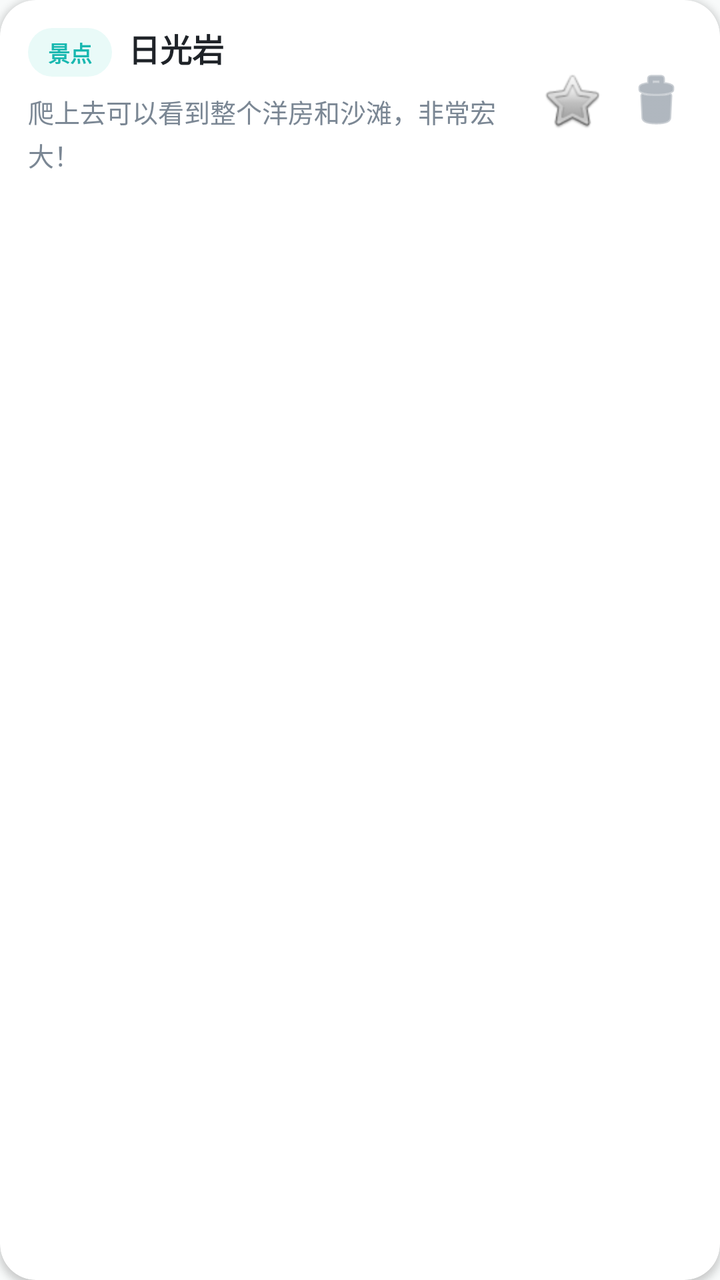
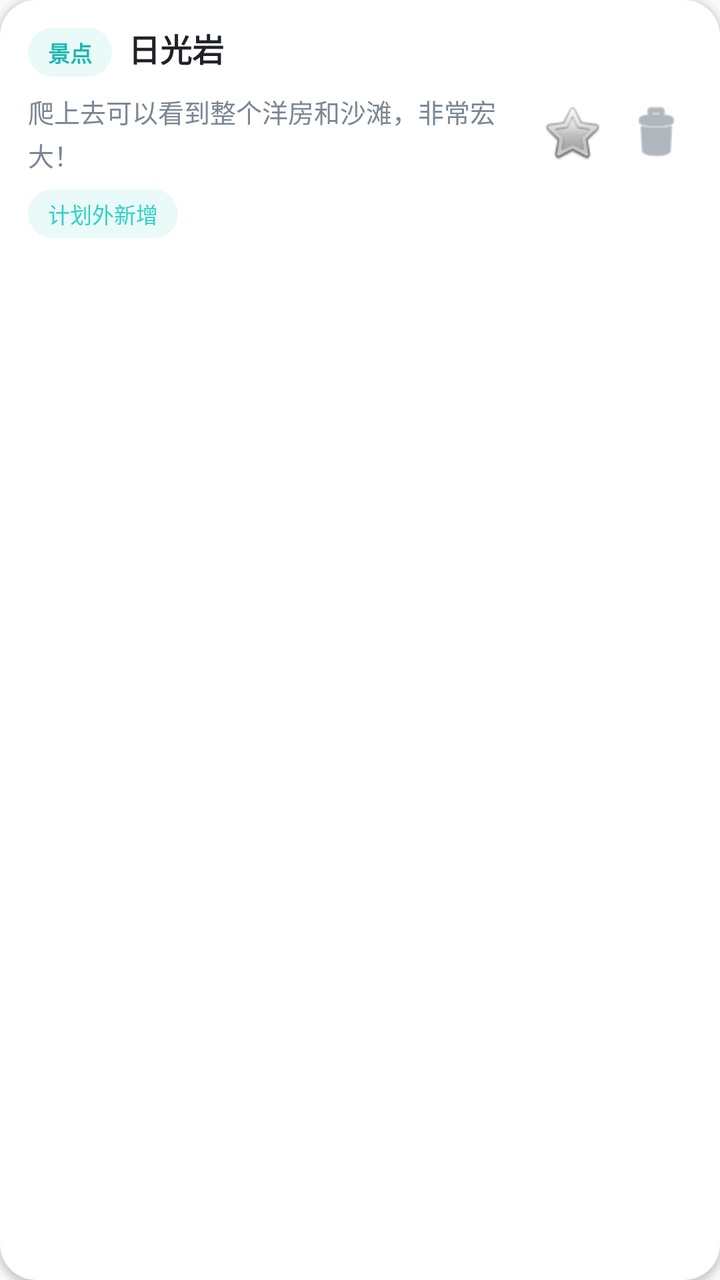

An Android layout rendered at two revisions. The XML below is the earlier revision; the diff shows what the commit changed to produce the second picture.
<!-- AndroidManifest.xml: application theme Theme.TravelMemory -->
<!-- res/layout/item_spot.xml -->
<?xml version="1.0" encoding="utf-8"?>
<androidx.cardview.widget.CardView xmlns:android="http://schemas.android.com/apk/res/android"
    xmlns:app="http://schemas.android.com/apk/res-auto"
    android:layout_width="match_parent"
    android:layout_height="wrap_content"
    android:layout_marginHorizontal="8dp"
    android:layout_marginVertical="7dp"
    app:cardCornerRadius="18dp"
    app:cardElevation="2dp"
    app:cardBackgroundColor="@color/white">

    <RelativeLayout
        android:layout_width="match_parent"
        android:layout_height="wrap_content"
        android:foreground="?android:attr/selectableItemBackground"
        android:padding="14dp">

        <TextView
            android:id="@+id/tv_spot_type_tag"
            android:layout_width="wrap_content"
            android:layout_height="wrap_content"
            android:text="景点"
            android:textSize="11sp"
            android:textColor="@color/primary_dark"
            android:textStyle="bold"
            android:background="@drawable/tag_primary"
            android:paddingHorizontal="10dp"
            android:paddingVertical="4dp"
            android:layout_alignParentStart="true"
            android:layout_alignParentTop="true" />

        <TextView
            android:id="@+id/tv_spot_name"
            android:layout_width="wrap_content"
            android:layout_height="wrap_content"
            android:text="日光岩"
            android:textSize="16sp"
            android:textStyle="bold"
            android:textColor="@color/text_primary"
            android:layout_toEndOf="@id/tv_spot_type_tag"
            android:layout_marginStart="8dp"
            android:layout_alignBaseline="@id/tv_spot_type_tag" />

        
        <ImageButton
            android:id="@+id/btn_spot_toggle_favorite"
            android:layout_width="36dp"
            android:layout_height="36dp"
            android:background="?android:attr/selectableItemBackgroundBorderless"
            android:src="@android:drawable/btn_star_big_off"
            android:layout_toStartOf="@+id/btn_delete_spot"
            android:layout_centerVertical="true"
            android:layout_marginEnd="6dp"
            android:contentDescription="Toggle Favorite" />

        
        <ImageButton
            android:id="@+id/btn_delete_spot"
            android:layout_width="36dp"
            android:layout_height="36dp"
            android:background="?android:attr/selectableItemBackgroundBorderless"
            android:src="@android:drawable/ic_menu_delete"
            app:tint="@color/text_secondary"
            android:layout_alignParentEnd="true"
            android:layout_centerVertical="true"
            android:contentDescription="删除" />

        
        <TextView
            android:id="@+id/tv_spot_note"
            android:layout_width="match_parent"
            android:layout_height="wrap_content"
            android:text="爬上去可以看到整个洋房和沙滩，非常宏大！"
            android:textSize="13sp"
            android:textColor="@color/text_secondary"
            android:lineSpacingExtra="3dp"
            android:layout_below="@id/tv_spot_type_tag"
            android:layout_marginTop="8dp"
            android:layout_toStartOf="@id/btn_spot_toggle_favorite"
            android:layout_marginEnd="12dp" />

    </RelativeLayout>

</androidx.cardview.widget.CardView>
<!-- resources referenced by this layout -->
<resources>
  <color name="primary_dark">#18B8B0</color>
  <color name="text_primary">#1F2328</color>
  <color name="text_secondary">#7B8794</color>
  <color name="white">#FFFFFF</color>
  <!-- drawable tag_primary (drawable) -->
  <?xml version="1.0" encoding="utf-8"?>
  <shape xmlns:android="http://schemas.android.com/apk/res/android">
      <solid android:color="@color/primary_light" />
      <corners android:radius="14dp" />
  </shape>
  <style name="Theme.TravelMemory" parent="Theme.MaterialComponents.Light.NoActionBar">
          
          <item name="colorPrimary">@color/primary</item>
          <item name="colorPrimaryDark">@color/primary_dark</item>
          <item name="colorAccent">@color/accent</item>
  
          
          <item name="android:windowBackground">@color/bg_light</item>
          <item name="android:statusBarColor">@color/primary_dark</item>
      </style>
  <color name="primary_light">#E9FAF8</color>
  <color name="primary">#35D0C5</color>
  <color name="accent">#FF7B61</color>
  <color name="bg_light">#F8FAFA</color>
</resources>

<!-- the commit's change to res/layout/item_spot.xml (unified diff, before → after) -->
@@ -79,6 +79,19 @@
             android:layout_toStartOf="@id/btn_spot_toggle_favorite"
             android:layout_marginEnd="12dp" />
 
+        <TextView
+            android:id="@+id/tv_spot_source"
+            android:layout_width="wrap_content"
+            android:layout_height="wrap_content"
+            android:layout_below="@id/tv_spot_note"
+            android:layout_marginTop="8dp"
+            android:background="@drawable/card_rounded_primary_light"
+            android:paddingHorizontal="10dp"
+            android:paddingVertical="4dp"
+            android:text="计划外新增"
+            android:textColor="@color/primary"
+            android:textSize="11sp" />
+
     </RelativeLayout>
 
 </androidx.cardview.widget.CardView>
<!-- resource entries referenced after the edit -->
@@ -4,6 +4,13 @@
   <color name="text_primary">#1F2328</color>
   <color name="text_secondary">#7B8794</color>
   <color name="white">#FFFFFF</color>
+  <!-- drawable card_rounded_primary_light (drawable) -->
+  <?xml version="1.0" encoding="utf-8"?>
+  <shape xmlns:android="http://schemas.android.com/apk/res/android"
+      android:shape="rectangle">
+      <solid android:color="@color/primary_light" />
+      <corners android:radius="20dp" />
+  </shape>
   <!-- drawable tag_primary (drawable) -->
   <?xml version="1.0" encoding="utf-8"?>
   <shape xmlns:android="http://schemas.android.com/apk/res/android">
